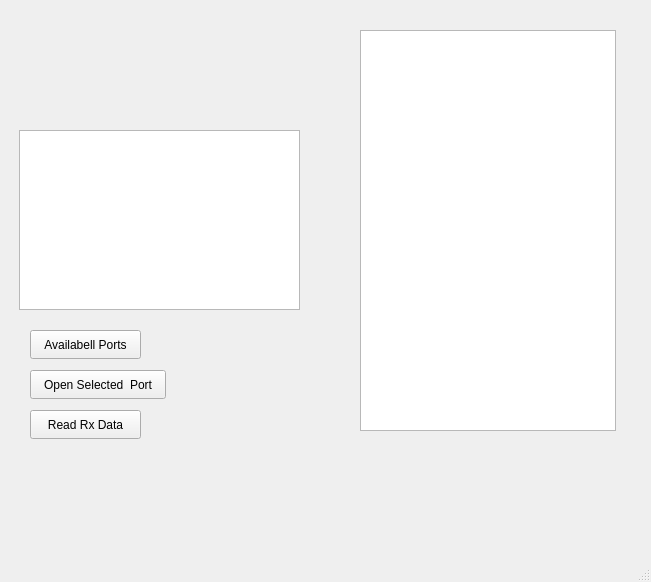
Above: Python_Files/main_window.ui from 5Coffee-Break2/PyQT_Draw_Electric_Signal before the change. Below: the same form after it.
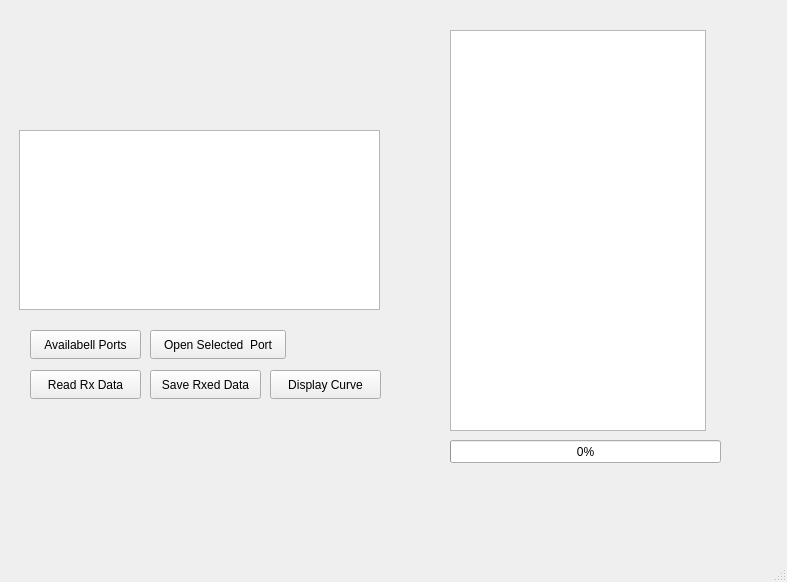
That is the form after the change.

Commit message: After adding data rceived curve plotting and a progress bar

What changed in the file:
```diff
--- a/Python_Files/main_window.ui
+++ b/Python_Files/main_window.ui
@@ -6,7 +6,7 @@
    <rect>
     <x>0</x>
     <y>0</y>
-    <width>651</width>
+    <width>787</width>
     <height>582</height>
    </rect>
   </property>
@@ -37,7 +37,7 @@
     <property name="geometry">
      <rect>
       <x>30</x>
-      <y>410</y>
+      <y>370</y>
       <width>111</width>
       <height>29</height>
      </rect>
@@ -55,8 +55,8 @@
    <widget class="QPushButton" name="select_Port_Btn">
     <property name="geometry">
      <rect>
-      <x>30</x>
-      <y>370</y>
+      <x>150</x>
+      <y>330</y>
       <width>136</width>
       <height>29</height>
      </rect>
@@ -76,7 +76,7 @@
      <rect>
       <x>19</x>
       <y>130</y>
-      <width>281</width>
+      <width>361</width>
       <height>180</height>
      </rect>
     </property>
@@ -97,13 +97,64 @@
    <widget class="QTableWidget" name="volt_time_Tabel">
     <property name="geometry">
      <rect>
-      <x>360</x>
+      <x>450</x>
       <y>30</y>
       <width>256</width>
       <height>401</height>
      </rect>
     </property>
    </widget>
+   <widget class="QPushButton" name="save_Rx_Data_Btn">
+    <property name="geometry">
+     <rect>
+      <x>150</x>
+      <y>370</y>
+      <width>111</width>
+      <height>29</height>
+     </rect>
+    </property>
+    <property name="sizePolicy">
+     <sizepolicy hsizetype="MinimumExpanding" vsizetype="Fixed">
+      <horstretch>0</horstretch>
+      <verstretch>0</verstretch>
+     </sizepolicy>
+    </property>
+    <property name="text">
+     <string>Save Rxed Data</string>
+    </property>
+   </widget>
+   <widget class="QProgressBar" name="data_rxed_prgBar">
+    <property name="geometry">
+     <rect>
+      <x>450</x>
+      <y>440</y>
+      <width>271</width>
+      <height>23</height>
+     </rect>
+    </property>
+    <property name="value">
+     <number>0</number>
+    </property>
+   </widget>
+   <widget class="QPushButton" name="dispaly_Rx_Data_Btn">
+    <property name="geometry">
+     <rect>
+      <x>270</x>
+      <y>370</y>
+      <width>111</width>
+      <height>29</height>
+     </rect>
+    </property>
+    <property name="sizePolicy">
+     <sizepolicy hsizetype="MinimumExpanding" vsizetype="Fixed">
+      <horstretch>0</horstretch>
+      <verstretch>0</verstretch>
+     </sizepolicy>
+    </property>
+    <property name="text">
+     <string>Display Curve</string>
+    </property>
+   </widget>
   </widget>
   <widget class="QMenuBar" name="menubar">
    <property name="geometry">
```
Left out of the diff: 2 changed lines with no effect on the pictures. The commit also changes 17 other files.
